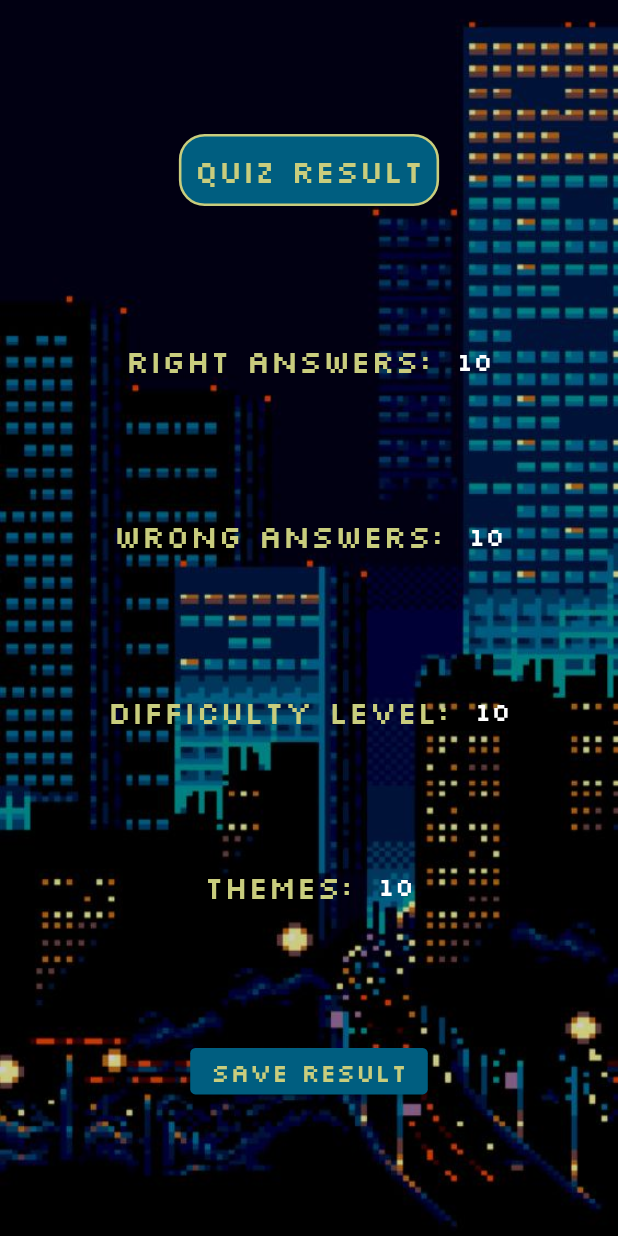
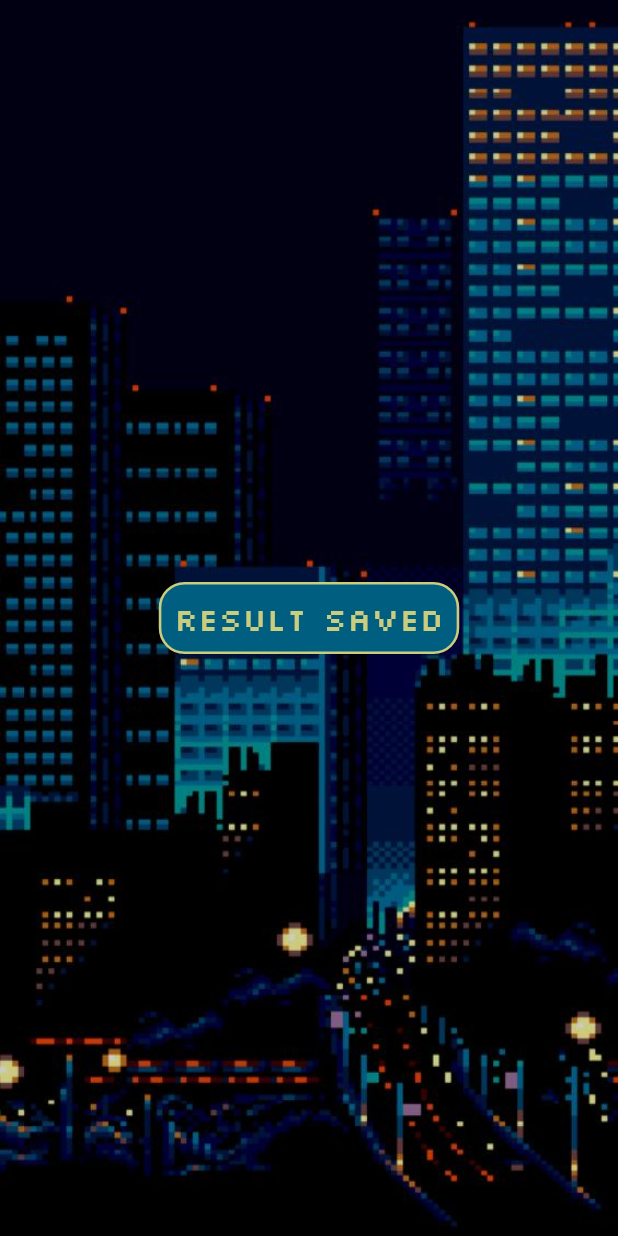
Before and after one commit to sanyakuznezov/quiz_app, a Flutter app: the ResultScreen screen opened directly, after a tap on "Save result", on a phone screen of 412 x 824 dp. Run offline on Flutter 3.47's test engine with Material 2 defaults, Android fonts, the phone set to English and light mode, and no system bars; our stand-ins replace bloc, dio, equatable, firebase_core, flutter_bloc, responsive_framework; accounts and stored records are empty.

Commit message:
final version

```diff
--- a/lib/app_bloc/app_bloc.dart
+++ b/lib/app_bloc/app_bloc.dart
@@ -18,19 +18,23 @@ part 'app_state.dart';
    loaded,
    error,
    loadingQuiz,
-   successLoadQuiz
+   successLoadQuiz,
+   loadingResult,
+   successLoadResult
  }
+
+
+
+
 
   class AppBloc extends Bloc<AppEvent, AppState>{
 
-
-
-    AppBloc():
-    super(AppState.unknown()){
+   AppBloc():super(AppState.unknown()){
       on<GetQuiz>(_getQuiz);
       on<SaveStatistics>(_saveStatistics);
       on<InitApp>(_initApp);
     }
+
 
 
     _getQuiz(GetQuiz event,emit)async{
@@ -46,8 +50,12 @@ part 'app_state.dart';
     }
 
     _saveStatistics(event,emit)async{
+      emit(state.copyWith(qStatus: QuizStatus.loadingResult));
+      await ApiQuiz.saveResultFirebase();
+      emit(state.copyWith(qStatus: QuizStatus.successLoadResult));
+    }
 
-    }
+
 
     _initApp(event,emit)async{
       emit(state.copyWith(qStatus: QuizStatus.loading));
--- a/lib/app_bloc/app_event.dart
+++ b/lib/app_bloc/app_event.dart
@@ -18,7 +18,8 @@ part of 'app_bloc.dart';
   const GetQuiz({required this.difficulty,required this.topics});
  }
  class SaveStatistics extends AppEvent{
-
+   final Map<String,dynamic> map;
+   const SaveStatistics({required this.map});
  }
 
  class InitApp extends AppEvent{
--- a/lib/data/api/api_quiz.dart
+++ b/lib/data/api/api_quiz.dart
@@ -1,10 +1,12 @@
 
 
 
- import 'package:dio/dio.dart';
+ import 'package:cloud_firestore/cloud_firestore.dart';
+import 'package:dio/dio.dart';
 import 'package:quiz_app/data/dio_client/dio_client_quiz.dart';
 import 'package:quiz_app/data/models/model_quiz.dart';
 import 'package:quiz_app/resources/app_constants.dart';
+import 'package:quiz_app/utils/data_result.dart';
 
 import '../../locator.dart';
 import '../../utils/failure.dart';
@@ -56,5 +58,15 @@ class ApiQuiz{
    }
 
 
+   static Future<void> saveResultFirebase() async{
+     try{
+       await FirebaseFirestore.instance.collection('result').doc().set(DataResult.getResult);
+     } on FirebaseException catch(error){
+        throw const Failure('Data sending error');
+     }
+
+   }
+
+
 
  }
--- a/lib/main.dart
+++ b/lib/main.dart
@@ -1,15 +1,17 @@
+import 'package:firebase_core/firebase_core.dart';
 import 'package:flutter/material.dart';
 import 'package:flutter_bloc/flutter_bloc.dart';
 import 'package:quiz_app/presentation/main_screen.dart';
-import 'package:quiz_app/presentation/quiz_screen.dart';
 import 'package:quiz_app/presentation/splash_screen.dart';
 import 'package:responsive_framework/responsive_wrapper.dart';
 import 'package:quiz_app/locator.dart' as di;
 import 'app_bloc/app_bloc.dart';
 import 'resources/app_theme.dart';
 
-void main() {
+void main() async{
   di.setup();
+  WidgetsFlutterBinding.ensureInitialized();
+  await Firebase.initializeApp();
   runApp(const MyApp());
 }
 
--- a/lib/presentation/main_screen.dart
+++ b/lib/presentation/main_screen.dart
@@ -6,6 +6,7 @@ import 'package:flutter_bloc/flutter_bloc.dart';
 import 'package:quiz_app/app_bloc/app_bloc.dart';
 import 'package:quiz_app/presentation/quiz_screen.dart';
 import 'package:quiz_app/resources/app_colors.dart';
+import 'package:quiz_app/utils/data_result.dart';
 
 import '../resources/app_images.dart';
 import '../resources/app_constants.dart';
@@ -39,7 +40,9 @@ class _MainScreenState extends State<MainScreen> {
         height: double.infinity,
         child: BlocConsumer<AppBloc,AppState>(
           builder: (context,state) {
-            if(state.qStatus==QuizStatus.successLoadQuiz||state.qStatus==QuizStatus.error){
+            if(state.qStatus==QuizStatus.loadingQuiz){
+              return const Center(child:  CircularProgressIndicator());
+            }
               return Column(
                 mainAxisAlignment: MainAxisAlignment.center,
                 children: [
@@ -164,9 +167,7 @@ class _MainScreenState extends State<MainScreen> {
               );
 
 
-            }else{
-              return const CircularProgressIndicator();
-            }
+
 
           }, listener: ( context,stateListener) {
           if(stateListener.qStatus==QuizStatus.error){
@@ -175,7 +176,9 @@ class _MainScreenState extends State<MainScreen> {
           }
 
           if(stateListener.qStatus==QuizStatus.successLoadQuiz){
-            Navigator.push(context, MaterialPageRoute(builder: (context)=>QuizScreen()));
+            DataResult.updateDifficultyLevel(diff: _typeDifficulty);
+            DataResult.updateThemes(tm: _typeTopics);
+            Navigator.push(context, MaterialPageRoute(builder: (context)=>const QuizScreen()));
           }
         },
         ),
--- a/lib/presentation/result_screen.dart
+++ b/lib/presentation/result_screen.dart
@@ -2,14 +2,21 @@
 
 
  import 'package:flutter/material.dart';
+import 'package:flutter_bloc/flutter_bloc.dart';
+import 'package:quiz_app/app_bloc/app_bloc.dart';
+import 'package:quiz_app/utils/data_result.dart';
 
 import '../resources/app_colors.dart';
 import '../resources/app_constants.dart';
 import '../resources/app_images.dart';
 
+
 class ResultScreen extends StatelessWidget{
+  const ResultScreen({Key? key}) : super(key: key);
+
   @override
   Widget build(BuildContext context) {
+    print('Result date= ${DataResult.getDate} wa= ${DataResult.getWrongAnswer} ra= ${DataResult.getRightAnswer} theme= ${DataResult.getThemes} diff= ${DataResult.getDifficulty}');
    return  Scaffold(
      body: Container(
          decoration:  BoxDecoration(
@@ -18,7 +25,39 @@ class ResultScreen extends StatelessWidget{
       fit: BoxFit.fill)),
       width: double.infinity,
       height: double.infinity,
-      child: Column(
+      child: BlocConsumer<AppBloc,AppState>(
+        listener: (_,s){
+          if(s.qStatus==QuizStatus.error){
+            ScaffoldMessenger.of(context).showSnackBar(SnackBar(content: Text(s.error)));
+
+          }
+
+        },
+        builder: (context,state) {
+
+          if(state.qStatus==QuizStatus.successLoadResult){
+                 return Center(
+                   child:  Container(
+                     padding: const EdgeInsets.all(10),
+                     decoration: BoxDecoration(
+                         border: Border.all(color: color125,width: 2),
+                         borderRadius: BorderRadius.circular(20),
+                         color: color128
+                     ),
+                     child: Text('Result saved',
+                       textAlign: TextAlign.center,
+                       style: TextStyle(
+                           color: color125,
+                           fontSize: 25,
+                           fontFamily: Constants.silkScreen
+                       ),),
+                   ),
+                 );
+          }
+          if(state.qStatus==QuizStatus.loadingResult){
+            return const Center(child:  CircularProgressIndicator());
+          }
+          return Column(
             mainAxisAlignment: MainAxisAlignment.spaceEvenly,
           children: [
             Container(
@@ -50,9 +89,9 @@ class ResultScreen extends StatelessWidget{
                           fontFamily: Constants.silkScreen
                       ),),
                   ),
-              Text('10',
+                  Text(DataResult.getRightAnswer,
                     textAlign: TextAlign.center,
-                style: TextStyle(
+                    style:const  TextStyle(
                         color: Colors.white,
                         fontSize: 20,
                         fontFamily: Constants.silkScreen
@@ -72,9 +111,9 @@ class ResultScreen extends StatelessWidget{
                         fontFamily: Constants.silkScreen
                     ),),
                 ),
-            Text('10',
+                Text(DataResult.getWrongAnswer,
                   textAlign: TextAlign.center,
-              style: TextStyle(
+                  style:const TextStyle(
                       color: Colors.white,
                       fontSize: 20,
                       fontFamily: Constants.silkScreen
@@ -96,9 +135,9 @@ class ResultScreen extends StatelessWidget{
                         fontFamily: Constants.silkScreen
                     ),),
                 ),
-            Text('10',
+                Text(DataResult.getDifficulty,
                   textAlign: TextAlign.center,
-              style: TextStyle(
+                  style:const TextStyle(
                       color: Colors.white,
                       fontSize: 20,
                       fontFamily: Constants.silkScreen
@@ -120,9 +159,9 @@ class ResultScreen extends StatelessWidget{
                         fontFamily: Constants.silkScreen
                     ),),
                 ),
-            Text('10',
+                Text(DataResult.getThemes,
                   textAlign: TextAlign.center,
-              style: TextStyle(
+                  style:const TextStyle(
                       color: Colors.white,
                       fontSize: 20,
                       fontFamily: Constants.silkScreen
@@ -136,7 +175,7 @@ class ResultScreen extends StatelessWidget{
                   backgroundColor: MaterialStateProperty.all(color128)
               ),
               onPressed: () async {
-
+                 context.read<AppBloc>().add(SaveStatistics(map: DataResult.getResult));
               },
               child:  Text('Save result',
                 textAlign: TextAlign.center,
@@ -147,6 +186,8 @@ class ResultScreen extends StatelessWidget{
                 ),),
             ),
           ],
+          );
+        }
       )),
    );
   }
--- /dev/null
+++ b/lib/utils/data_result.dart
@@ -0,0 +1,31 @@
+
+
+  class DataResult{
+
+  static Map<String,dynamic> data={'date':'','wrong_answers':'','right_answers':'','difficulty_level':'','themes':''};
+  static Map<String,dynamic> get getResult=>data;
+  static updateDate({required String date}){
+    data.update('date', (value) => date);
+  }
+  static updateWrongAnswers({required String wa}){
+    data.update('wrong_answers', (value) => wa);
+  }
+  static updateRightAnswers({required String ra}){
+    data.update('right_answers', (value) => ra);
+  }
+  static updateDifficultyLevel({required String diff}){
+    data.update('difficulty_level', (value) => diff);
+  }
+  static updateThemes({required String tm}){
+    data.update('themes', (value) => tm);
+  }
+
+  static String get getDate=>data['date'];
+  static String get getWrongAnswer=>data['wrong_answers'];
+  static String get getRightAnswer=>data['right_answers'];
+  static String get getDifficulty=>data['difficulty_level'];
+  static String get getThemes=>data['themes'];
+
+
+
+  }
```
Also changed, not shown: lib/presentation/quiz_screen.dart (+36 -13 lines), 6 other files. Lines whose indentation alone changed are shown as unchanged.
